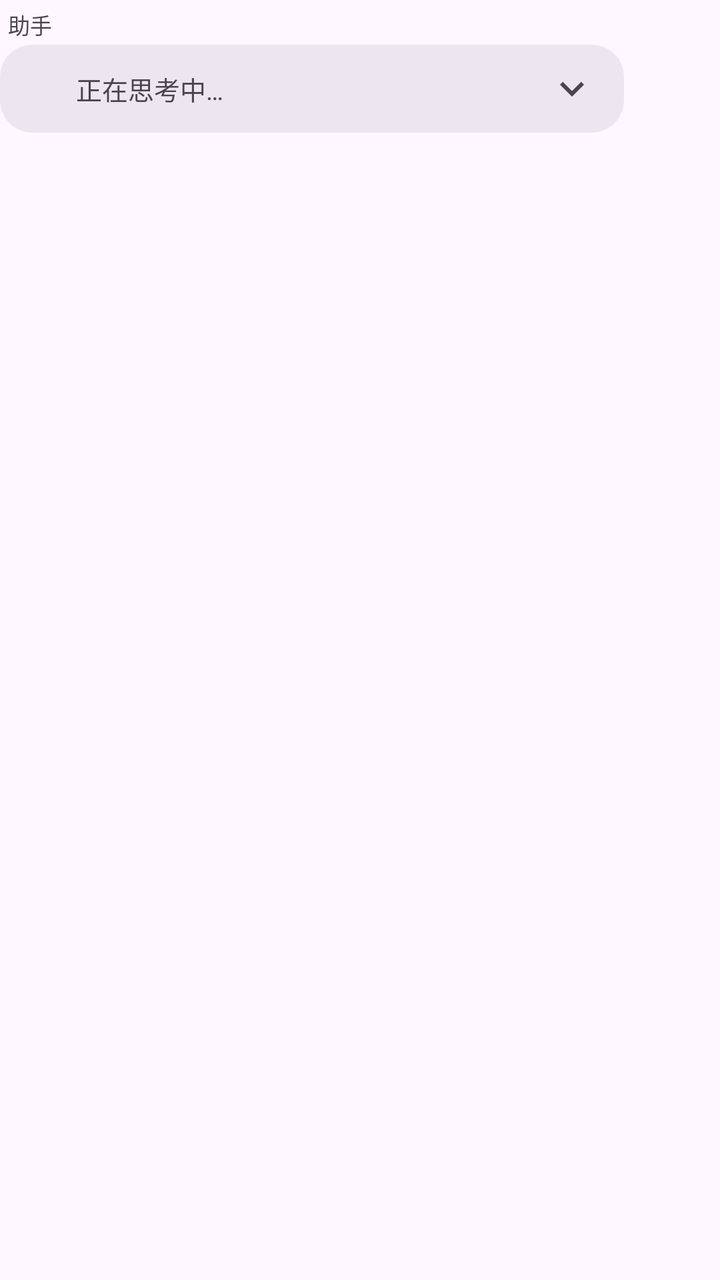
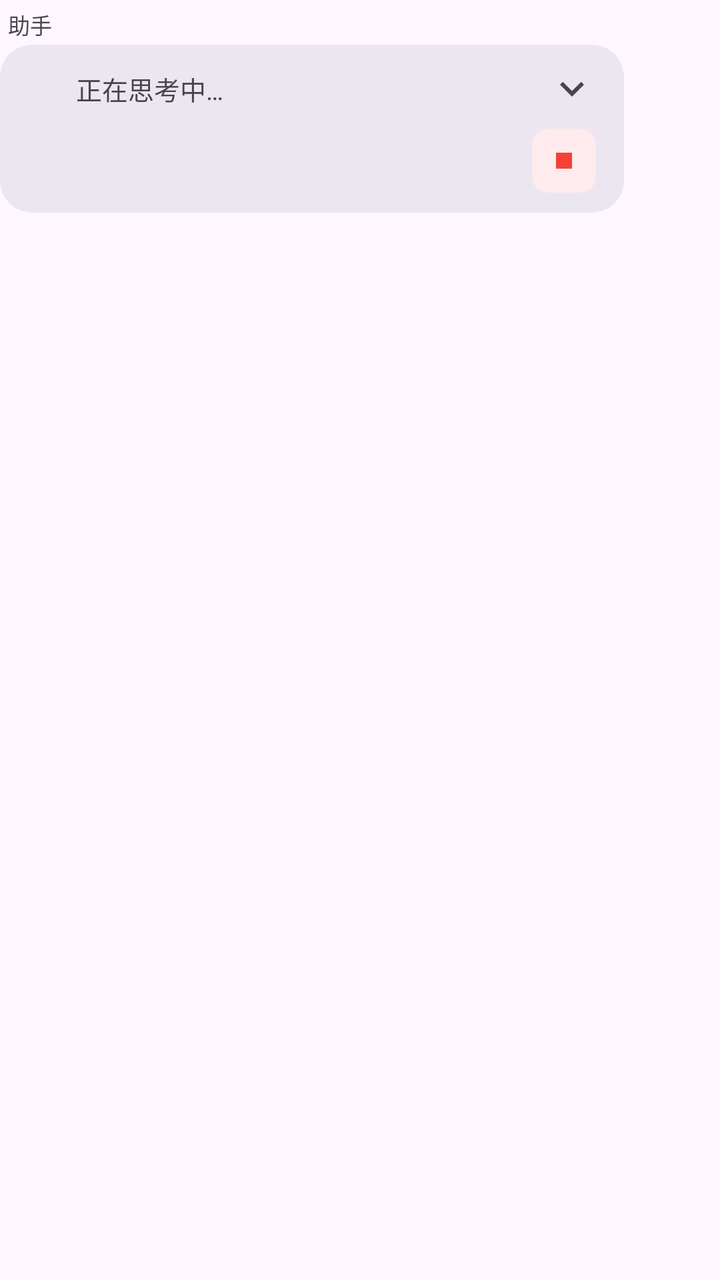

Before-and-after screenshots of an Android layout around one commit, followed by the original layout XML and the change that was made.
<!-- AndroidManifest.xml: application theme Theme.ChatBox -->
<!-- res/layout/item_chat_streaming.xml -->
<?xml version="1.0" encoding="utf-8"?>
<LinearLayout xmlns:android="http://schemas.android.com/apk/res/android"
    xmlns:app="http://schemas.android.com/apk/res-auto"
    android:layout_width="match_parent"
    android:layout_height="wrap_content"
    android:gravity="start"
    android:orientation="vertical"
    android:paddingVertical="4dp">

    <TextView
        android:id="@+id/tv_role"
        android:layout_width="wrap_content"
        android:layout_height="wrap_content"
        android:layout_marginStart="4dp"
        android:layout_marginBottom="2dp"
        android:text="@string/chat_role_assistant"
        android:textColor="?attr/colorOnSurfaceVariant"
        android:textSize="11sp" />

    <com.google.android.material.card.MaterialCardView
        android:layout_width="match_parent"
        android:layout_height="wrap_content"
        android:layout_gravity="start"
        android:layout_marginEnd="48dp"
        app:cardBackgroundColor="?attr/colorSurfaceContainerHigh"
        app:cardCornerRadius="16dp"
        app:cardElevation="0dp"
        app:strokeWidth="0dp">

        <LinearLayout
            android:layout_width="match_parent"
            android:layout_height="wrap_content"
            android:orientation="vertical"
            android:paddingHorizontal="14dp"
            android:paddingVertical="10dp">

            
            <LinearLayout
                android:id="@+id/layout_header"
                android:layout_width="match_parent"
                android:layout_height="wrap_content"
                android:gravity="center_vertical"
                android:orientation="horizontal">

                <ProgressBar
                    android:id="@+id/progress_thinking"
                    android:layout_width="16dp"
                    android:layout_height="16dp"
                    android:indeterminate="true"
                    style="@style/Widget.Material3.CircularProgressIndicator.Small" />

                <TextView
                    android:id="@+id/tv_status"
                    android:layout_width="0dp"
                    android:layout_height="wrap_content"
                    android:layout_weight="1"
                    android:layout_marginStart="8dp"
                    android:text="@string/chat_thinking"
                    android:textColor="?attr/colorOnSurfaceVariant"
                    android:textSize="13sp" />

                <ImageView
                    android:id="@+id/iv_expand"
                    android:layout_width="24dp"
                    android:layout_height="24dp"
                    android:layout_marginStart="4dp"
                    android:contentDescription="@string/chat_expand"
                    android:scaleType="center"
                    app:srcCompat="@drawable/ic_expand_more"
                    app:tint="?attr/colorOnSurfaceVariant" />

            </LinearLayout>

            
            <TextView
                android:id="@+id/tv_content"
                android:layout_width="match_parent"
                android:layout_height="wrap_content"
                android:layout_marginTop="8dp"
                android:background="@drawable/bg_streaming_content"
                android:fontFamily="monospace"
                android:lineSpacingExtra="2dp"
                android:padding="8dp"
                android:textColor="?attr/colorOnSurfaceVariant"
                android:textIsSelectable="true"
                android:textSize="13sp"
                android:visibility="gone" />

        </LinearLayout>

    </com.google.android.material.card.MaterialCardView>

</LinearLayout>
<!-- resources referenced by this layout -->
<resources>
  <!-- drawable bg_streaming_content (drawable) -->
  <?xml version="1.0" encoding="utf-8"?>
  <shape xmlns:android="http://schemas.android.com/apk/res/android"
      android:shape="rectangle">
      <solid android:color="#1A000000" />
      <corners android:radius="8dp" />
  </shape>
  <!-- drawable ic_expand_more (drawable) -->
  <?xml version="1.0" encoding="utf-8"?>
  <vector xmlns:android="http://schemas.android.com/apk/res/android"
      android:width="24dp"
      android:height="24dp"
      android:viewportWidth="24"
      android:viewportHeight="24"
      android:tint="?attr/colorOnSurfaceVariant">
      <path
          android:fillColor="@android:color/white"
          android:pathData="M16.59,8.59L12,13.17 7.41,8.59 6,10l6,6 6,-6z" />
  </vector>
  <string name="chat_expand">展开</string>
  <string name="chat_role_assistant">助手</string>
  <string name="chat_thinking">正在思考中…</string>
  <color name="md_primary">#6750A4</color>
  <color name="md_on_primary">#FFFFFF</color>
  <color name="md_primary_container">#EADDFF</color>
  <color name="md_on_primary_container">#21005D</color>
  <color name="md_secondary">#625B71</color>
  <color name="md_on_secondary">#FFFFFF</color>
  <color name="md_secondary_container">#E8DEF8</color>
  <color name="md_on_secondary_container">#1D192B</color>
  <color name="md_tertiary">#7D5260</color>
  <color name="md_on_tertiary">#FFFFFF</color>
  <color name="md_tertiary_container">#FFD8E4</color>
  <color name="md_on_tertiary_container">#31111D</color>
  <color name="md_error">#B3261E</color>
  <color name="md_on_error">#FFFFFF</color>
  <color name="md_error_container">#F9DEDC</color>
  <color name="md_on_error_container">#410E0B</color>
  <color name="md_background">#FEF7FF</color>
  <color name="md_on_background">#1D1B20</color>
  <color name="md_surface">#FEF7FF</color>
  <color name="md_on_surface">#1D1B20</color>
  <color name="md_surface_variant">#E7E0EC</color>
  <color name="md_on_surface_variant">#49454F</color>
  <color name="md_outline">#79747E</color>
  <color name="md_outline_variant">#CAC4D0</color>
  <color name="md_inverse_surface">#322F35</color>
  <color name="md_inverse_on_surface">#F5EFF7</color>
  <!-- unchanged entries left out for length: 1 -->
</resources>

<!-- the commit's change to res/layout/item_chat_streaming.xml (unified diff, before → after) -->
@@ -86,6 +86,45 @@
                 android:textSize="13sp"
                 android:visibility="gone" />
 
+            
+            <LinearLayout
+                android:id="@+id/layout_footer"
+                android:layout_width="match_parent"
+                android:layout_height="wrap_content"
+                android:layout_marginTop="8dp"
+                android:gravity="center_vertical"
+                android:orientation="horizontal">
+
+                <TextView
+                    android:id="@+id/tv_stats"
+                    android:layout_width="0dp"
+                    android:layout_height="wrap_content"
+                    android:layout_weight="1"
+                    android:textColor="?attr/colorOnSurfaceVariant"
+                    android:textSize="12sp" />
+
+                <com.google.android.material.button.MaterialButton
+                    android:id="@+id/btn_stop"
+                    style="@style/Widget.Material3.Button.TonalButton"
+                    android:layout_width="32dp"
+                    android:layout_height="32dp"
+                    android:layout_marginStart="8dp"
+                    android:insetTop="0dp"
+                    android:insetBottom="0dp"
+                    android:insetLeft="0dp"
+                    android:insetRight="0dp"
+                    android:minWidth="0dp"
+                    android:padding="0dp"
+                    app:backgroundTint="@color/red_50"
+                    app:cornerRadius="8dp"
+                    app:icon="@drawable/ic_stop"
+                    app:iconSize="16dp"
+                    app:iconTint="@color/red_500"
+                    app:iconGravity="textStart"
+                    app:iconPadding="0dp" />
+
+            </LinearLayout>
+
         </LinearLayout>
 
     </com.google.android.material.card.MaterialCardView>
<!-- resource entries referenced after the edit -->
@@ -1,5 +1,7 @@
 <!-- resources referenced by this layout -->
 <resources>
+  <color name="red_50">#FFEBEE</color>
+  <color name="red_500">#F44336</color>
   <!-- drawable bg_streaming_content (drawable) -->
   <?xml version="1.0" encoding="utf-8"?>
   <shape xmlns:android="http://schemas.android.com/apk/res/android"
@@ -18,6 +20,16 @@
       <path
           android:fillColor="@android:color/white"
           android:pathData="M16.59,8.59L12,13.17 7.41,8.59 6,10l6,6 6,-6z" />
+  </vector>
+  <!-- drawable ic_stop (drawable) -->
+  <vector xmlns:android="http://schemas.android.com/apk/res/android"
+      android:width="24dp"
+      android:height="24dp"
+      android:viewportWidth="24"
+      android:viewportHeight="24">
+      <path
+          android:fillColor="#FF000000"
+          android:pathData="M6,6h12v12H6z" />
   </vector>
   <string name="chat_expand">展开</string>
   <string name="chat_role_assistant">助手</string>
